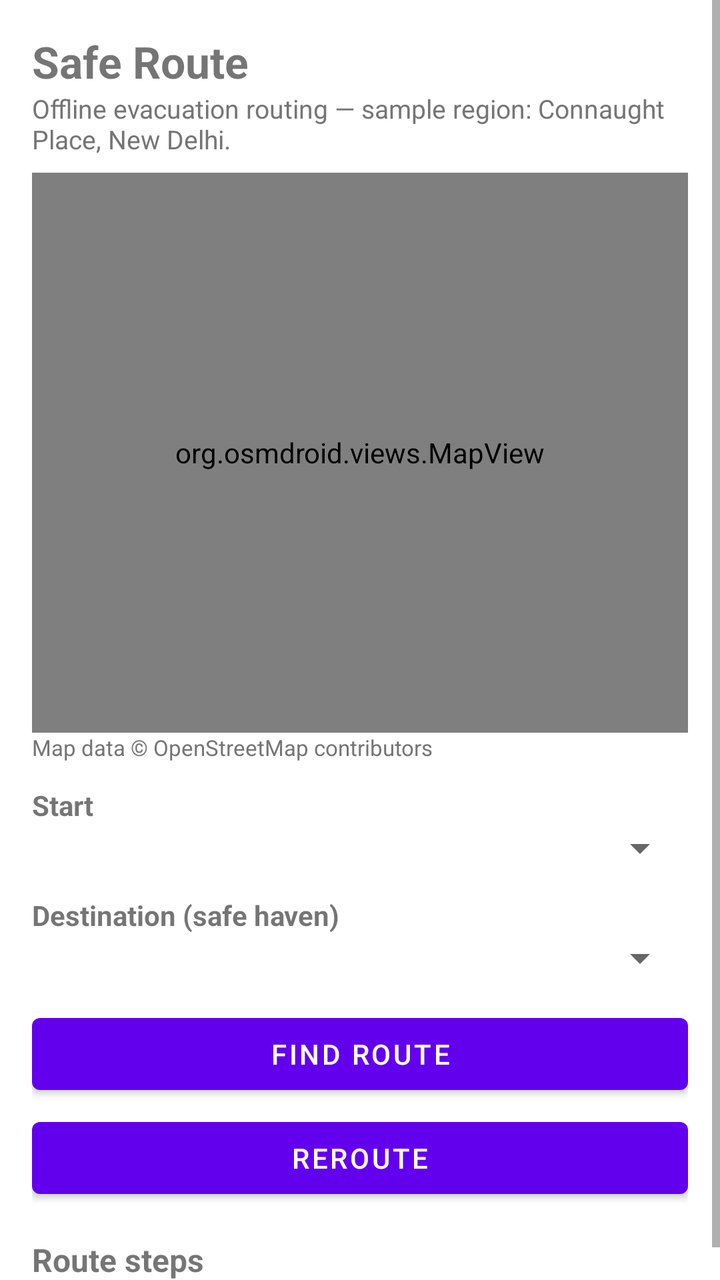
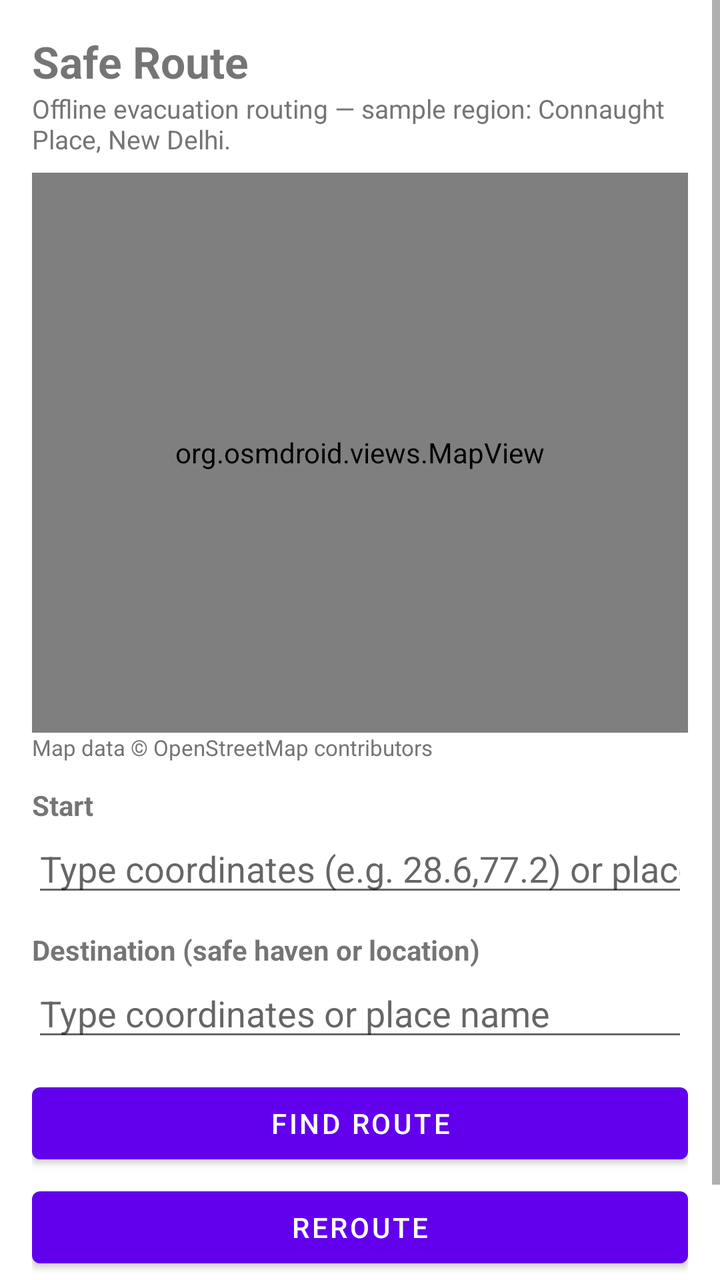

Screens rendered from an Android XML layout before and after an edit, with the pre-edit source and the edit as a unified diff.
<!-- AndroidManifest.xml: application theme Theme.GeoRescuX -->
<!-- res/layout/activity_route.xml -->
<?xml version="1.0" encoding="utf-8"?>
<ScrollView xmlns:android="http://schemas.android.com/apk/res/android"
    android:layout_width="match_parent"
    android:layout_height="match_parent"
    android:fillViewport="true">

    <LinearLayout
        android:layout_width="match_parent"
        android:layout_height="wrap_content"
        android:orientation="vertical"
        android:padding="16dp">

        <TextView
            android:layout_width="wrap_content"
            android:layout_height="wrap_content"
            android:text="Safe Route"
            android:textSize="22sp"
            android:textStyle="bold" />

        <TextView
            android:layout_width="wrap_content"
            android:layout_height="wrap_content"
            android:layout_marginBottom="8dp"
            android:text="Offline evacuation routing — sample region: Connaught Place, New Delhi."
            android:textColor="#757575"
            android:textSize="13sp" />

        <org.osmdroid.views.MapView
            android:id="@+id/mapView"
            android:layout_width="match_parent"
            android:layout_height="280dp" />

        <TextView
            android:layout_width="match_parent"
            android:layout_height="wrap_content"
            android:layout_marginBottom="12dp"
            android:text="Map data © OpenStreetMap contributors"
            android:textColor="#757575"
            android:textSize="11sp" />

        <TextView
            android:layout_width="wrap_content"
            android:layout_height="wrap_content"
            android:text="Start"
            android:textSize="14sp"
            android:textStyle="bold" />

        <Spinner
            android:id="@+id/spinnerStartNode"
            android:layout_width="match_parent"
            android:layout_height="wrap_content"
            android:layout_marginBottom="12dp" />

        <TextView
            android:layout_width="wrap_content"
            android:layout_height="wrap_content"
            android:text="Destination (safe haven)"
            android:textSize="14sp"
            android:textStyle="bold" />

        <Spinner
            android:id="@+id/spinnerDestinationNode"
            android:layout_width="match_parent"
            android:layout_height="wrap_content"
            android:layout_marginBottom="12dp" />

        <Button
            android:id="@+id/buttonFindRoute"
            android:layout_width="match_parent"
            android:layout_height="wrap_content"
            android:text="Find route" />

        <Button
            android:id="@+id/buttonReroute"
            android:layout_width="match_parent"
            android:layout_height="wrap_content"
            android:layout_marginTop="4dp"
            android:text="Reroute" />

        <TextView
            android:id="@+id/textViewNoMapData"
            android:layout_width="match_parent"
            android:layout_height="wrap_content"
            android:layout_marginTop="8dp"
            android:text="No map data available."
            android:textColor="#D32F2F"
            android:visibility="gone" />

        <TextView
            android:id="@+id/textViewNoRoute"
            android:layout_width="match_parent"
            android:layout_height="wrap_content"
            android:layout_marginTop="12dp"
            android:textColor="#D32F2F"
            android:textSize="14sp"
            android:visibility="gone" />

        <TextView
            android:id="@+id/textViewRouteSummary"
            android:layout_width="match_parent"
            android:layout_height="wrap_content"
            android:layout_marginTop="12dp"
            android:textSize="14sp"
            android:textStyle="bold"
            android:visibility="gone" />

        <TextView
            android:id="@+id/textViewHazardWarnings"
            android:layout_width="match_parent"
            android:layout_height="wrap_content"
            android:layout_marginTop="4dp"
            android:textColor="#B71C1C"
            android:textSize="13sp"
            android:visibility="gone" />

        <TextView
            android:layout_width="wrap_content"
            android:layout_height="wrap_content"
            android:layout_marginTop="16dp"
            android:text="Route steps"
            android:textSize="16sp"
            android:textStyle="bold" />

        <LinearLayout
            android:id="@+id/routeStepsContainer"
            android:layout_width="match_parent"
            android:layout_height="wrap_content"
            android:orientation="vertical" />
    </LinearLayout>
</ScrollView>
<!-- resources referenced by this layout -->
<resources>
  <style name="Theme.GeoRescuX" parent="Theme.MaterialComponents.DayNight.DarkActionBar">
          
          <item name="colorPrimary">@color/purple_500</item>
          <item name="colorPrimaryVariant">@color/purple_700</item>
          <item name="colorOnPrimary">@color/white</item>
          
          <item name="colorSecondary">@color/teal_200</item>
          <item name="colorSecondaryVariant">@color/teal_700</item>
          <item name="colorOnSecondary">@color/black</item>
          
          <item name="android:statusBarColor">?attr/colorPrimaryVariant</item>
          
      </style>
  <color name="purple_500">#FF6200EE</color>
  <color name="purple_700">#FF3700B3</color>
  <color name="white">#FFFFFFFF</color>
  <color name="teal_200">#FF03DAC5</color>
  <color name="teal_700">#FF018786</color>
  <color name="black">#FF000000</color>
</resources>

<!-- the commit's change to res/layout/activity_route.xml (unified diff, before → after) -->
@@ -45,23 +45,27 @@
             android:textSize="14sp"
             android:textStyle="bold" />
 
-        <Spinner
-            android:id="@+id/spinnerStartNode"
+        <EditText
+            android:id="@+id/editTextStartNode"
             android:layout_width="match_parent"
             android:layout_height="wrap_content"
+            android:hint="Type coordinates (e.g. 28.6,77.2) or place name"
+            android:inputType="text"
             android:layout_marginBottom="12dp" />
 
         <TextView
             android:layout_width="wrap_content"
             android:layout_height="wrap_content"
-            android:text="Destination (safe haven)"
+            android:text="Destination (safe haven or location)"
             android:textSize="14sp"
             android:textStyle="bold" />
 
-        <Spinner
-            android:id="@+id/spinnerDestinationNode"
+        <EditText
+            android:id="@+id/editTextDestinationNode"
             android:layout_width="match_parent"
             android:layout_height="wrap_content"
+            android:hint="Type coordinates or place name"
+            android:inputType="text"
             android:layout_marginBottom="12dp" />
 
         <Button
